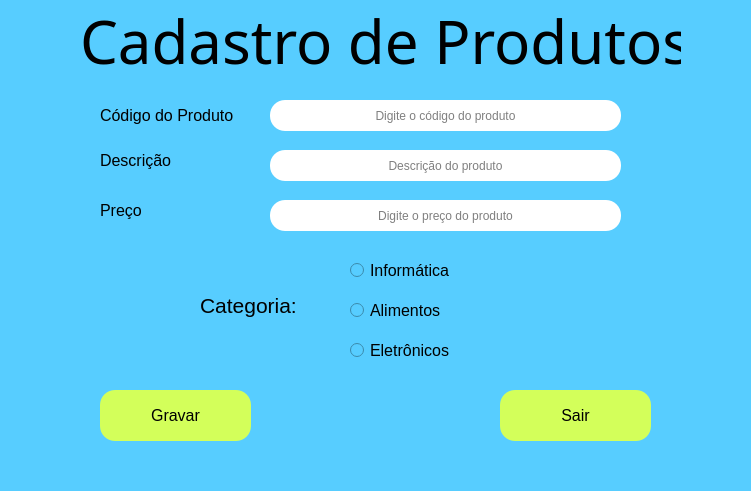
This is menu_principal.ui in ImpactPark/Cadastro_Produtos as Qt 5 draws it before an edit. The edited form follows.
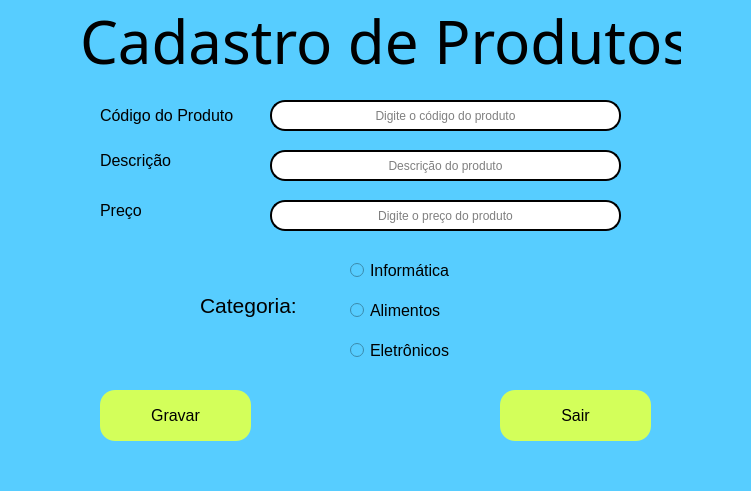
This is the edited form.

The edit to the form file:
```diff
--- a/menu_principal.ui
+++ b/menu_principal.ui
@@ -85,12 +85,15 @@
     </property>
     <property name="styleSheet">
      <string notr="true">background-color: rgb(255, 255, 255);
+font: 12pt &quot;Microsoft YaHei UI&quot;;
 border-radius: 15px;
-border-stule: outset;
+border-style: outset;
 border-width: 2px;
 border-color: rgb(0, 0, 0);
 font: 12pt &quot;Microsoft YaHei UI&quot;;
-text-align: center;</string>
+
+
+</string>
     </property>
     <property name="alignment">
      <set>Qt::AlignCenter</set>
@@ -110,12 +113,15 @@
     </property>
     <property name="styleSheet">
      <string notr="true">background-color: rgb(255, 255, 255);
+font: 12pt &quot;Microsoft YaHei UI&quot;;
 border-radius: 15px;
-border-stule: outset;
+border-style: outset;
 border-width: 2px;
 border-color: rgb(0, 0, 0);
 font: 12pt &quot;Microsoft YaHei UI&quot;;
-text-align: center;</string>
+
+
+</string>
     </property>
     <property name="alignment">
      <set>Qt::AlignCenter</set>
@@ -135,12 +141,15 @@
     </property>
     <property name="styleSheet">
      <string notr="true">background-color: rgb(255, 255, 255);
+font: 12pt &quot;Microsoft YaHei UI&quot;;
 border-radius: 15px;
-border-stule: outset;
+border-style: outset;
 border-width: 2px;
 border-color: rgb(0, 0, 0);
 font: 12pt &quot;Microsoft YaHei UI&quot;;
-text-align: center;</string>
+
+
+</string>
     </property>
     <property name="alignment">
      <set>Qt::AlignCenter</set>
```
